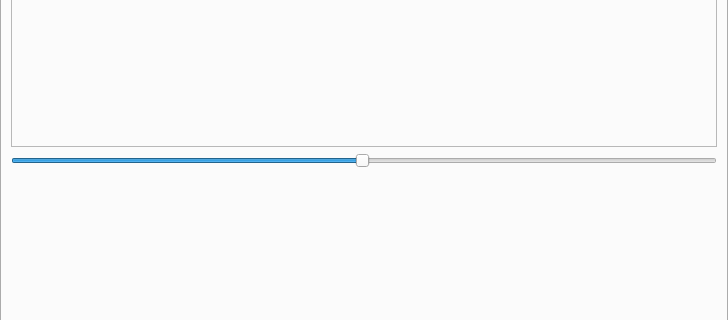
Qt form SIM-VICUS/src/SVNetworkComponentEditWidget.ui (Brockaaa/SIM-VICUS) before a commit; both pictures show x 0 to 728 and y 578 to 898 of the 728 by 1065 pixel window.
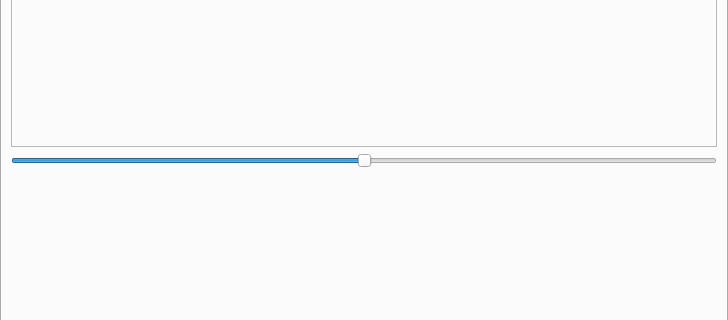
The same form after that commit. The open tabs and pages were chosen to show the change. Icons and pictures are not drawn. Custom widgets are drawn as their Qt base class.

Commit message: implemented areaRelatedValues checkbox in SVNetworkComponentEditWidget

What changed in the file:
```diff
--- a/SIM-VICUS/src/SVNetworkComponentEditWidget.ui
+++ b/SIM-VICUS/src/SVNetworkComponentEditWidget.ui
@@ -1115,7 +1115,7 @@
               <item>
                <widget class="QSlider" name="horizontalSliderHeatLossSplinePlot">
                 <property name="minimum">
-                 <number>1</number>
+                 <number>0</number>
                 </property>
                 <property name="maximum">
                  <number>200</number>
```
The commit also changes 2 other files.
